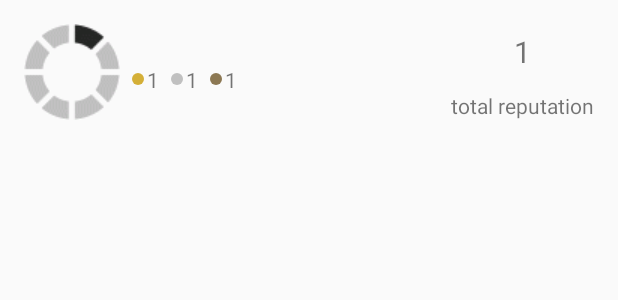
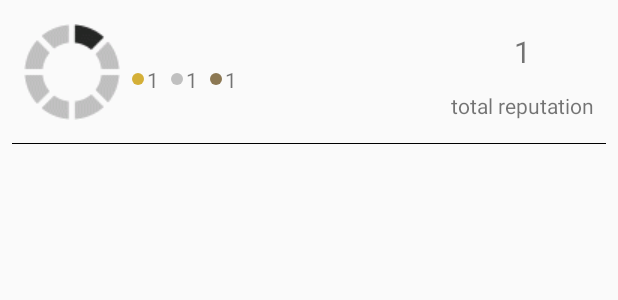
Before and after one commit to vngo15/StackoverflowUser, an Android app: the layout vh_user.xml on its own in the app's theme, with its tools: preview values and no code run, on a phone screen of 412 x 824 dp. Shown: the top 300 px of the screen. Run offline under Robolectric (Android 15) with nearby library versions, the phone set to English and light mode, and no system bars; network calls fail.

Commit message:
Added separator for user list

```diff
--- a/app/src/main/res/layout/vh_user.xml
+++ b/app/src/main/res/layout/vh_user.xml
@@ -100,5 +100,15 @@
         android:textSize="20sp"
         />
 
+    <View
+        android:layout_width="match_parent"
+        android:layout_height="1px"
+        android:layout_marginBottom="0dp"
+        android:layout_marginLeft="8dp"
+        android:layout_marginRight="8dp"
+        android:background="@color/divider"
+        app:layout_constraintBottom_toBottomOf="parent"
+        app:layout_constraintLeft_toLeftOf="parent"
+        app:layout_constraintRight_toRightOf="parent"/>
 
 </android.support.constraint.ConstraintLayout>
```
